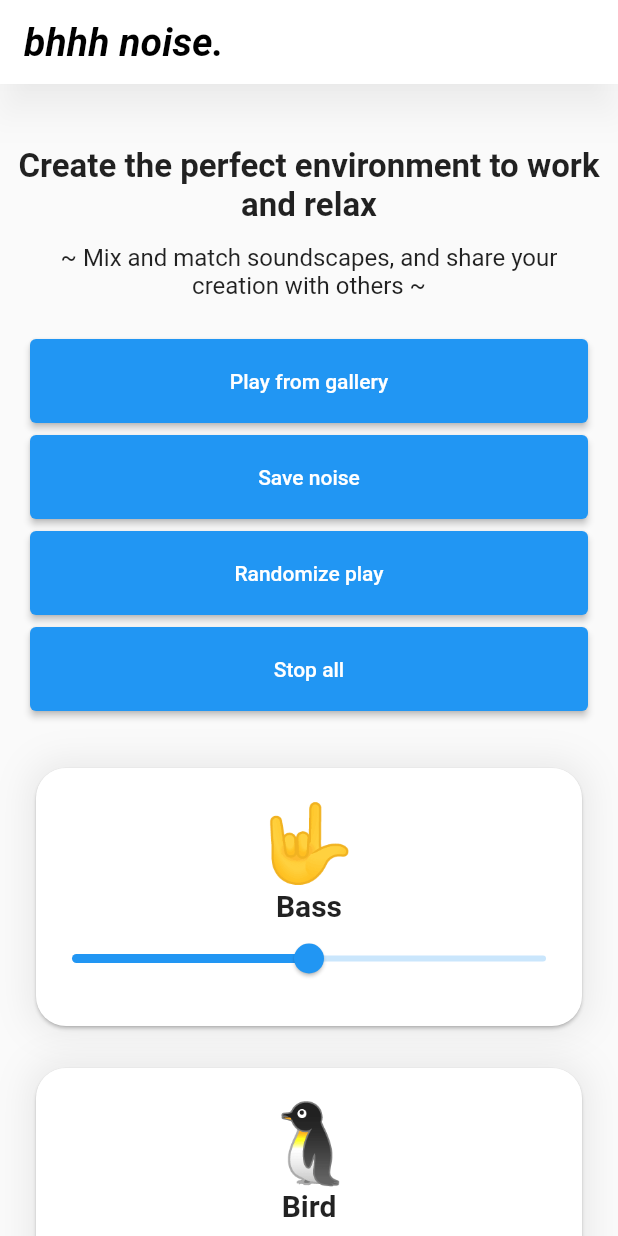
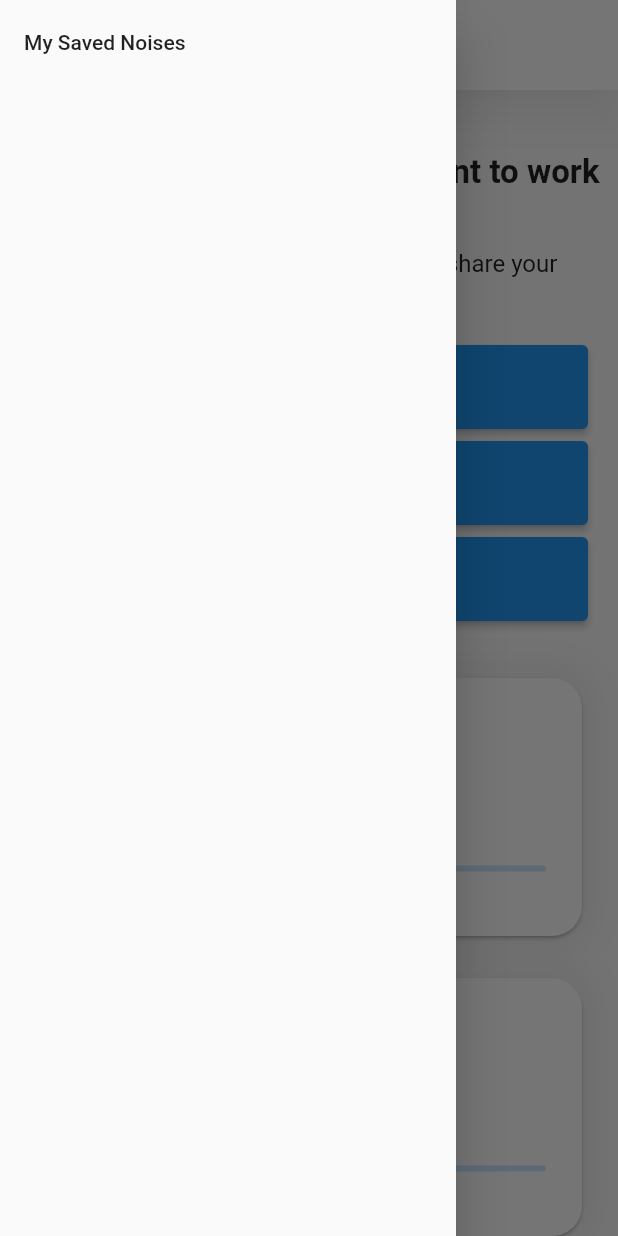
Before and after one commit to benyaminbeyzaie/bhhh_noise, a Flutter app: the screen it shows after launch, with the side drawer open (before the commit the screen has no drawer), on a phone screen of 412 x 824 dp. Run offline on Flutter 3.47's test engine with Material 2 defaults, Android fonts, the phone set to English and light mode, and no system bars; our stand-ins replace firebase_core, flutter_bloc, get_it, just_audio, shared_preferences; accounts and stored records are empty.

Commit message:
Improve functionality

```diff
--- /dev/null
+++ b/lib/bhhh_app_bar.dart
@@ -0,0 +1,30 @@
+import 'package:flutter/material.dart';
+
+class BhhhAppBar extends StatelessWidget implements PreferredSizeWidget {
+  const BhhhAppBar({super.key});
+
+  @override
+  Widget build(BuildContext context) {
+    return AppBar(
+      centerTitle: false,
+      elevation: 10,
+      iconTheme: const IconThemeData(
+        color: Colors.black,
+      ),
+      shadowColor: Colors.black26,
+      title: const Text(
+        "bhhh noise.",
+        style: TextStyle(
+          color: Colors.black,
+          fontStyle: FontStyle.italic,
+          fontWeight: FontWeight.bold,
+          fontSize: 26,
+        ),
+      ),
+      backgroundColor: Colors.white,
+    );
+  }
+
+  @override
+  Size get preferredSize => const Size.fromHeight(60);
+}
--- /dev/null
+++ b/lib/bhhh_drawer.dart
@@ -0,0 +1,24 @@
+import 'package:bhhh_noise/gallery_modal.dart';
+import 'package:flutter/material.dart';
+
+class BhhhDrawer extends StatelessWidget {
+  const BhhhDrawer({super.key});
+
+  @override
+  Widget build(BuildContext context) {
+    return Drawer(
+      child: ListView(
+        padding: EdgeInsets.zero,
+        children: [
+          ListTile(
+            title: const Text('My Saved Noises'),
+            onTap: () async {
+              Navigator.pop(context);
+              await showGallery(context);
+            },
+          ),
+        ],
+      ),
+    );
+  }
+}
--- a/lib/cubit/player_state.dart
+++ b/lib/cubit/player_state.dart
@@ -4,17 +4,24 @@ abstract class PlayerState {}
 
 class PlayerLoading extends PlayerState {}
 
-class PlayerStarted extends PlayerState {
+class PlayerNormalState extends PlayerState {
   Map<int, NoisePlayerModel> noisePlayers;
   Set<String> savedNoises;
 
-  PlayerStarted({
+  PlayerNormalState({
     required this.noisePlayers,
     required this.savedNoises,
   });
 }
 
-class NoiseSaved extends PlayerStarted {
+class PlayerStopped extends PlayerNormalState {
+  PlayerStopped({
+    required super.noisePlayers,
+    required super.savedNoises,
+  });
+}
+
+class NoiseSaved extends PlayerNormalState {
   NoiseSaved({
     required super.noisePlayers,
     required super.savedNoises,
--- a/lib/player_page.dart
+++ b/lib/player_page.dart
@@ -1,10 +1,11 @@
-import 'package:bhhh_noise/gallery_modal.dart';
+import 'package:bhhh_noise/bhhh_drawer.dart';
 import 'package:bhhh_noise/text_input_modal.dart';
 import 'package:flutter/gestures.dart';
 import 'package:flutter/material.dart';
 import 'package:flutter_bloc/flutter_bloc.dart';
 import 'package:url_launcher/url_launcher.dart';
 
+import 'bhhh_app_bar.dart';
 import 'cubit/player_cubit.dart';
 
 class PlayerPage extends StatefulWidget {
@@ -19,29 +20,9 @@ class _PlayerPageState extends State<PlayerPage> {
   final double _cardHeight = 200;
   @override
   Widget build(BuildContext context) {
-    if (MediaQuery.of(context).size.width < 500) {
-      _columnCount = 1;
-    } else if (MediaQuery.of(context).size.width < 1000) {
-      _columnCount = 2;
-    } else {
-      _columnCount = 3;
-    }
     return Scaffold(
-      appBar: AppBar(
-        centerTitle: false,
-        elevation: 10,
-        shadowColor: Colors.black26,
-        title: const Text(
-          "bhhh noise.",
-          style: TextStyle(
-            color: Colors.black,
-            fontStyle: FontStyle.italic,
-            fontWeight: FontWeight.bold,
-            fontSize: 26,
-          ),
-        ),
-        backgroundColor: Colors.white,
-      ),
+      drawer: const BhhhDrawer(),
+      appBar: const BhhhAppBar(),
       body: ListView(
         children: [
           ..._buildTitles(),
@@ -54,8 +35,23 @@ class _PlayerPageState extends State<PlayerPage> {
   }
 
   BlocConsumer<PlayerCubit, PlayerState> _buildPlayer() {
+    if (MediaQuery.of(context).size.width < 500) {
+      _columnCount = 1;
+    } else if (MediaQuery.of(context).size.width < 1000) {
+      _columnCount = 2;
+    } else {
+      _columnCount = 3;
+    }
     return BlocConsumer<PlayerCubit, PlayerState>(
-      listener: (context, state) {},
+      listener: (context, state) {
+        if (state is NoiseSaved) {
+          ScaffoldMessenger.of(context).showSnackBar(
+            const SnackBar(
+              content: Text("Noise Saved!"),
+            ),
+          );
+        }
+      },
       builder: (context, state) {
         if (state is PlayerLoading) {
           return Row(
@@ -65,7 +61,7 @@ class _PlayerPageState extends State<PlayerPage> {
             ],
           );
         }
-        if (state is PlayerStarted) {
+        if (state is PlayerNormalState) {
           return Center(
             child: SizedBox(
               height: (state.noisePlayers.length / _columnCount).ceil() *
@@ -91,20 +87,6 @@ class _PlayerPageState extends State<PlayerPage> {
       ),
       child: Column(
         children: [
-          Padding(
-            padding: const EdgeInsets.symmetric(vertical: 4),
-            child: ElevatedButton(
-              onPressed: () async {
-                await showGallery(context);
-              },
-              child: Row(
-                mainAxisAlignment: MainAxisAlignment.center,
-                children: const [
-                  Text("Play from gallery"),
-                ],
-              ),
-            ),
-          ),
           Padding(
             padding: const EdgeInsets.symmetric(vertical: 4),
             child: ElevatedButton(
@@ -275,7 +257,7 @@ class _PlayerPageState extends State<PlayerPage> {
     );
   }
 
-  GridView _buildGridOfPlayers(PlayerStarted state) {
+  GridView _buildGridOfPlayers(PlayerNormalState state) {
     return GridView.builder(
       physics: const NeverScrollableScrollPhysics(),
       padding: EdgeInsets.symmetric(
@@ -300,13 +282,13 @@ class _PlayerPageState extends State<PlayerPage> {
             state.noisePlayers[index]!.playing
                 ? BoxShadow(
                     color: Colors.amber.withOpacity(0.4),
-                    blurRadius: 10, // soften the shadow
+                    blurRadius: 10,
                     spreadRadius: -4,
                     blurStyle: BlurStyle.normal,
                   )
                 : BoxShadow(
                     color: Colors.grey.withOpacity(.2),
-                    blurRadius: 20.0, // soften the shadow
+                    blurRadius: 20.0,
                     spreadRadius: 0.0,
                   ),
           ],
--- a/lib/repository/noise_player_model.dart
+++ b/lib/repository/noise_player_model.dart
@@ -24,6 +24,11 @@ class NoisePlayerModel {
       'url': url,
       'icon': icon,
     };
+  }
+
+  @override
+  String toString() {
+    return toJson().toString();
   }
 
   factory NoisePlayerModel.fromJson(Map<String, dynamic> json) {
```
Also changed, not shown: lib/cubit/player_cubit.dart (+26 -16 lines), lib/gallery_modal.dart (+12 -1 lines), lib/repository/player_repository.dart (+23 -9 lines).
